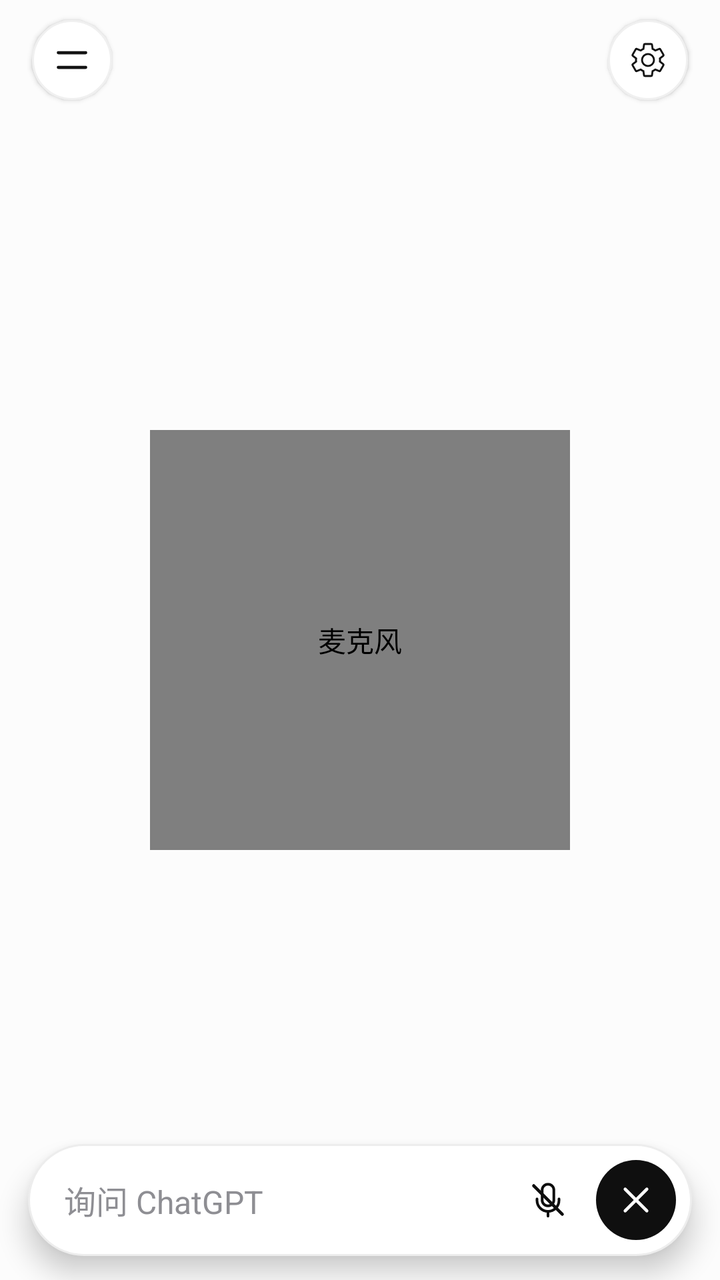
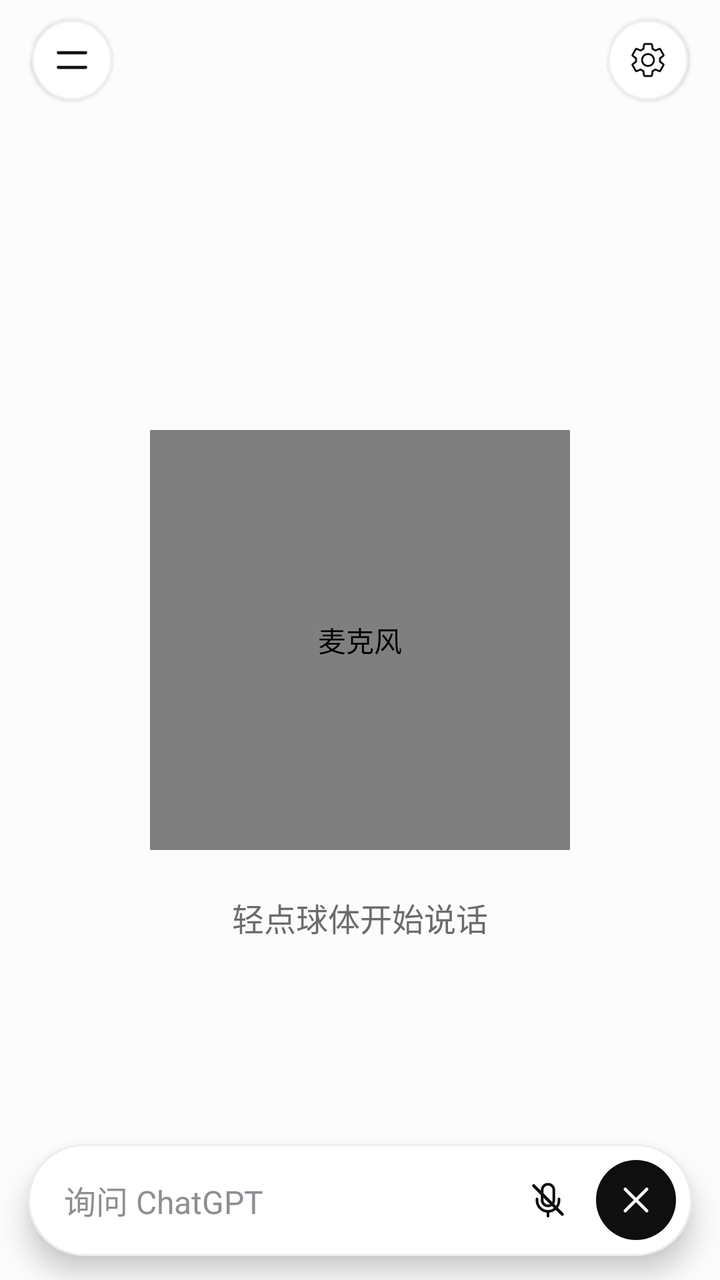

Two renders of the same Android screen: before a commit and after it. Below are the layout's source before the change and the commit's diff.
<!-- AndroidManifest.xml: application theme Theme.App -->
<!-- res/layout/view_voice_gpt.xml -->
<?xml version="1.0" encoding="utf-8"?>
<FrameLayout xmlns:android="http://schemas.android.com/apk/res/android"
    xmlns:app="http://schemas.android.com/apk/res-auto"
    android:layout_width="match_parent"
    android:layout_height="match_parent"
    android:background="@color/gpt_bg">

    <androidx.constraintlayout.widget.ConstraintLayout
        android:layout_width="match_parent"
        android:layout_height="match_parent">

        <ImageButton
            android:id="@+id/gpt_voice_menu"
            android:layout_width="40dp"
            android:layout_height="40dp"
            android:layout_marginStart="16dp"
            android:layout_marginTop="10dp"
            android:background="@drawable/bg_gpt_circle_white"
            android:contentDescription="@string/cd_menu"
            android:elevation="1.5dp"
            android:padding="10dp"
            android:scaleType="fitCenter"
            android:src="@drawable/ic_menu"
            app:layout_constraintStart_toStartOf="parent"
            app:layout_constraintTop_toTopOf="parent" />

        <ImageButton
            android:id="@+id/voice_settings"
            android:layout_width="40dp"
            android:layout_height="40dp"
            android:layout_marginTop="10dp"
            android:layout_marginEnd="16dp"
            android:background="@drawable/bg_gpt_circle_white"
            android:contentDescription="@string/cd_settings"
            android:elevation="1.5dp"
            android:padding="10dp"
            android:scaleType="fitCenter"
            android:src="@drawable/ic_gear"
            app:layout_constraintEnd_toEndOf="parent"
            app:layout_constraintTop_toTopOf="parent" />

        <TextView
            android:id="@+id/voice_title"
            android:layout_width="0dp"
            android:layout_height="0dp"
            android:visibility="gone" />

        
        <FrameLayout
            android:id="@+id/voice_orb_wrap"
            android:layout_width="210dp"
            android:layout_height="210dp"
            android:clipChildren="false"
            android:clipToPadding="false"
            app:layout_constraintBottom_toBottomOf="parent"
            app:layout_constraintEnd_toEndOf="parent"
            app:layout_constraintStart_toStartOf="parent"
            app:layout_constraintTop_toTopOf="parent">

            <cn.jicreate.jicreate_app.a2dde3930ff.OrbHaloView
                android:id="@+id/voice_orb_halo"
                android:layout_width="277dp"
                android:layout_height="277dp"
                android:layout_gravity="center"
                android:visibility="gone" />

            <View
                android:id="@+id/voice_orb_fallback"
                android:layout_width="match_parent"
                android:layout_height="match_parent"
                android:background="@drawable/bg_gpt_sky_orb" />

            <cn.jicreate.jicreate_app.a2dde3930ff.SkyOrbView
                android:id="@+id/voice_mic"
                android:layout_width="match_parent"
                android:layout_height="match_parent"
                android:clickable="true"
                android:contentDescription="@string/cd_mic"
                android:focusable="true" />
        </FrameLayout>

        <LinearLayout
            android:id="@+id/voice_error_card"
            android:layout_width="0dp"
            android:layout_height="0dp"
            android:visibility="gone"
            app:layout_constraintEnd_toEndOf="parent"
            app:layout_constraintStart_toStartOf="parent"
            app:layout_constraintTop_toTopOf="parent">

            <TextView
                android:id="@+id/voice_retry"
                android:layout_width="0dp"
                android:layout_height="0dp" />

            <ImageButton
                android:id="@+id/voice_error_close"
                android:layout_width="0dp"
                android:layout_height="0dp" />
        </LinearLayout>

        <LinearLayout
            android:id="@+id/voice_connecting"
            android:layout_width="0dp"
            android:layout_height="0dp"
            android:visibility="gone"
            app:layout_constraintEnd_toEndOf="parent"
            app:layout_constraintStart_toStartOf="parent"
            app:layout_constraintTop_toTopOf="parent" />

        <LinearLayout
            android:id="@+id/voice_failed"
            android:layout_width="0dp"
            android:layout_height="0dp"
            android:visibility="gone"
            app:layout_constraintEnd_toEndOf="parent"
            app:layout_constraintStart_toStartOf="parent"
            app:layout_constraintTop_toTopOf="parent" />

        <LinearLayout
            android:id="@+id/voice_bottom_row"
            android:layout_width="0dp"
            android:layout_height="56dp"
            android:layout_marginStart="14dp"
            android:layout_marginEnd="14dp"
            android:layout_marginBottom="12dp"
            android:background="@drawable/bg_gpt_composer"
            android:elevation="8dp"
            android:gravity="center_vertical"
            android:orientation="horizontal"
            android:paddingStart="18dp"
            android:paddingEnd="8dp"
            app:layout_constraintBottom_toBottomOf="parent"
            app:layout_constraintEnd_toEndOf="parent"
            app:layout_constraintStart_toStartOf="parent">

            <TextView
                android:layout_width="0dp"
                android:layout_height="wrap_content"
                android:layout_weight="1"
                android:includeFontPadding="false"
                android:text="@string/gpt_voice_hint"
                android:textColor="@color/gpt_text_tertiary"
                android:textSize="16sp" />

            <ImageButton
                android:id="@+id/voice_speaker"
                android:layout_width="40dp"
                android:layout_height="40dp"
                android:background="?attr/selectableItemBackgroundBorderless"
                android:contentDescription="@string/cd_voice"
                android:padding="9dp"
                android:scaleType="fitCenter"
                android:src="@drawable/ic_gpt_mic_off" />

            <ImageButton
                android:id="@+id/voice_close"
                android:layout_width="40dp"
                android:layout_height="40dp"
                android:layout_marginStart="4dp"
                android:background="@drawable/bg_black_circle"
                android:contentDescription="@string/cd_close"
                android:padding="10dp"
                android:scaleType="fitCenter"
                android:src="@drawable/ic_close_white" />
        </LinearLayout>

        <ImageButton
            android:id="@+id/voice_attach"
            android:layout_width="0dp"
            android:layout_height="0dp"
            android:visibility="gone" />

        <TextView
            android:id="@+id/voice_model"
            android:layout_width="0dp"
            android:layout_height="0dp"
            android:visibility="gone" />
    </androidx.constraintlayout.widget.ConstraintLayout>
</FrameLayout>
<!-- resources referenced by this layout -->
<resources>
  <color name="gpt_bg">#FCFCFC</color>
  <color name="gpt_text_tertiary">#8E8E93</color>
  <!-- drawable bg_black_circle (drawable) -->
  <?xml version="1.0" encoding="utf-8"?>
  <shape xmlns:android="http://schemas.android.com/apk/res/android" android:shape="oval">
      <solid android:color="@color/black_btn" />
  </shape>
  <!-- drawable bg_gpt_circle_white (drawable) -->
  <?xml version="1.0" encoding="utf-8"?>
  <shape xmlns:android="http://schemas.android.com/apk/res/android" android:shape="oval">
      <solid android:color="@color/gpt_surface" />
      <stroke android:width="1dp" android:color="#F0F0F0" />
  </shape>
  <!-- drawable bg_gpt_composer (drawable) -->
  <?xml version="1.0" encoding="utf-8"?>
  <shape xmlns:android="http://schemas.android.com/apk/res/android" android:shape="rectangle">
      <solid android:color="@color/gpt_surface" />
      <corners android:radius="30dp" />
      <stroke android:width="1dp" android:color="#EDEDED" />
  </shape>
  <!-- drawable ic_close_white (drawable) -->
  <vector xmlns:android="http://schemas.android.com/apk/res/android"
      android:width="24dp" android:height="24dp"
      android:viewportWidth="24" android:viewportHeight="24">
      <path android:pathData="M5.5,5.5 L18.5,18.5 M18.5,5.5 L5.5,18.5"
          android:strokeColor="@color/card" android:strokeWidth="1.9"
          android:strokeLineCap="round" android:fillColor="@android:color/transparent" />
  </vector>
  <!-- drawable ic_gpt_mic_off (drawable) -->
  <?xml version="1.0" encoding="utf-8"?>
  <vector xmlns:android="http://schemas.android.com/apk/res/android"
      android:width="24dp" android:height="24dp"
      android:viewportWidth="24" android:viewportHeight="24">
      <path
          android:pathData="M12,3.4 C10.2,3.4 8.8,4.8 8.8,6.6 V12 C8.8,13.8 10.2,15.2 12,15.2 C13.8,15.2 15.2,13.8 15.2,12 V6.6 C15.2,4.8 13.8,3.4 12,3.4 Z"
          android:fillColor="@android:color/transparent"
          android:strokeColor="@color/gpt_text"
          android:strokeWidth="1.45" />
      <path
          android:pathData="M6,11.4 V12.2 C6,15.5 8.7,18.2 12,18.2 C15.3,18.2 18,15.5 18,12.2 V11.4 M12,18.2 V20.8"
          android:fillColor="@android:color/transparent"
          android:strokeColor="@color/gpt_text"
          android:strokeWidth="1.45"
          android:strokeLineCap="round" />
      <path
          android:pathData="M4.2,4.2 L19.8,19.8"
          android:fillColor="@android:color/transparent"
          android:strokeColor="@color/gpt_text"
          android:strokeWidth="1.7"
          android:strokeLineCap="round" />
  </vector>
  <!-- drawable ic_menu (drawable) -->
  <?xml version="1.0" encoding="utf-8"?>
  <vector xmlns:android="http://schemas.android.com/apk/res/android"
      android:width="24dp"
      android:height="24dp"
      android:viewportWidth="24"
      android:viewportHeight="24">
      <path
          android:pathData="M3.8,7.6 H20.2 M3.8,16.4 H20.2"
          android:strokeColor="@color/text_primary"
          android:strokeWidth="1.9"
          android:strokeLineCap="round"
          android:fillColor="@android:color/transparent" />
  </vector>
  <string name="cd_close">关闭</string>
  <string name="cd_menu">菜单</string>
  <string name="cd_mic">麦克风</string>
  <string name="cd_settings">设置</string>
  <string name="cd_voice">语音输入</string>
  <string name="gpt_voice_hint">询问 ChatGPT</string>
  <color name="black_btn">#0F0F0F</color>
  <color name="gpt_surface">#FFFFFF</color>
  <color name="card">#FFFFFF</color>
  <color name="text_primary">#131313</color>
  <color name="gpt_text">#0D0D0D</color>
  <color name="orange">#D87757</color>
  <color name="orange_dark">#D87754</color>
  <color name="bg">#F9F9F7</color>
  <!-- unchanged entries left out for length: 3 -->
</resources>

<!-- the commit's change to res/layout/view_voice_gpt.xml (unified diff, before → after) -->
@@ -78,6 +78,25 @@
                 android:contentDescription="@string/cd_mic"
                 android:focusable="true" />
         </FrameLayout>
+
+        
+        <TextView
+            android:id="@+id/voice_status"
+            android:layout_width="wrap_content"
+            android:layout_height="wrap_content"
+            android:layout_marginStart="32dp"
+            android:layout_marginTop="22dp"
+            android:layout_marginEnd="32dp"
+            android:accessibilityLiveRegion="polite"
+            android:gravity="center"
+            android:includeFontPadding="false"
+            android:lineSpacingExtra="2dp"
+            android:text="@string/gpt_voice_status_idle"
+            android:textColor="@color/gpt_text_secondary"
+            android:textSize="16sp"
+            app:layout_constraintEnd_toEndOf="parent"
+            app:layout_constraintStart_toStartOf="parent"
+            app:layout_constraintTop_toBottomOf="@id/voice_orb_wrap" />
 
         <LinearLayout
             android:id="@+id/voice_error_card"
<!-- resource entries referenced after the edit -->
@@ -1,6 +1,7 @@
 <!-- resources referenced by this layout -->
 <resources>
   <color name="gpt_bg">#FCFCFC</color>
+  <color name="gpt_text_secondary">#6B6B6F</color>
   <color name="gpt_text_tertiary">#8E8E93</color>
   <!-- drawable bg_black_circle (drawable) -->
   <?xml version="1.0" encoding="utf-8"?>
@@ -71,6 +72,7 @@
   <string name="cd_settings">设置</string>
   <string name="cd_voice">语音输入</string>
   <string name="gpt_voice_hint">询问 ChatGPT</string>
+  <string name="gpt_voice_status_idle">轻点球体开始说话</string>
   <color name="black_btn">#0F0F0F</color>
   <color name="gpt_surface">#FFFFFF</color>
   <color name="card">#FFFFFF</color>
